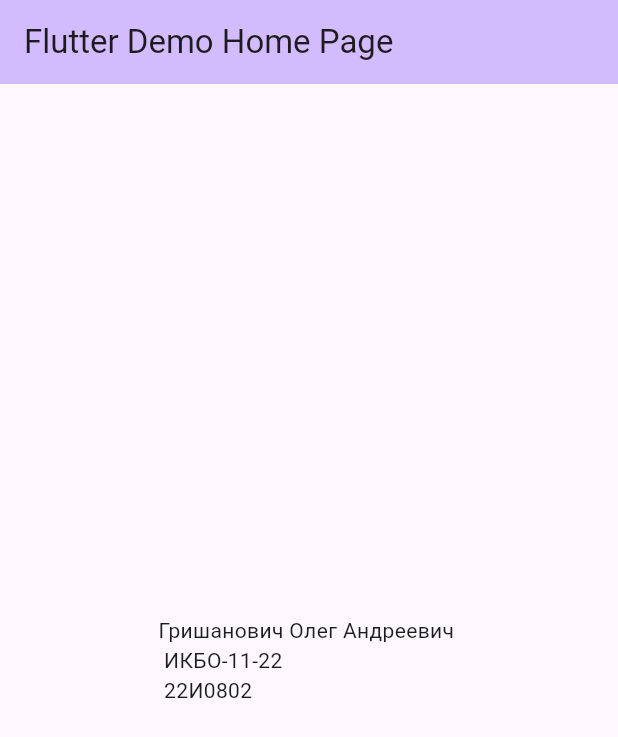
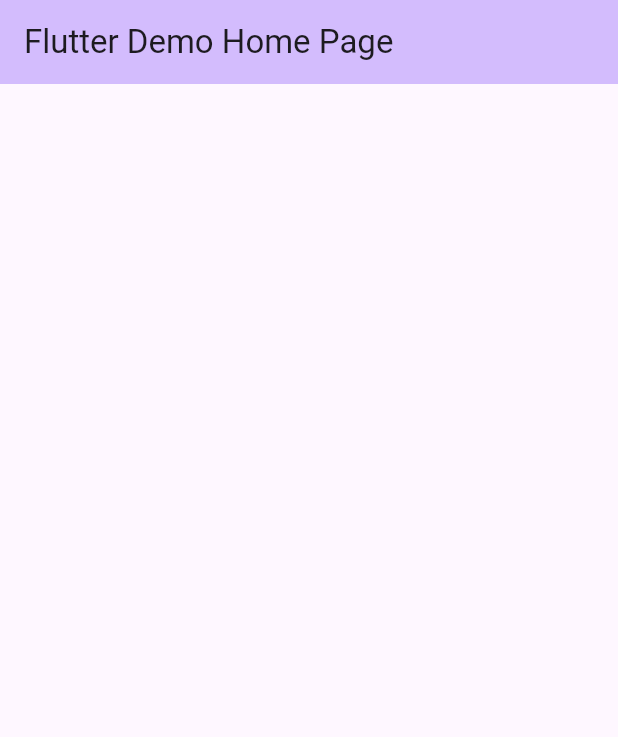
Before and after one commit to OlejaYasniy/Flutter, a Flutter app: the screen it shows after launch, on a phone screen of 412 x 824 dp. Shown: the top 737 px of the screen. Run offline on Flutter 3.47's test engine with Material 3 defaults, Android fonts, the phone set to English and light mode, and no system bars.

Commit message:
Second flutter

```diff
--- a/lib/main.dart
+++ b/lib/main.dart
@@ -40,7 +40,7 @@ class _MyHomePageState extends State<MyHomePage> {
         child: Column(
           mainAxisAlignment: MainAxisAlignment.center,
           children: <Widget>[
-            const Text('Гришанович Олег Андреевич \n ИКБО-11-22 \n 22И0802'),
+            const Text(''),
           ],
         ),
       ),
```
